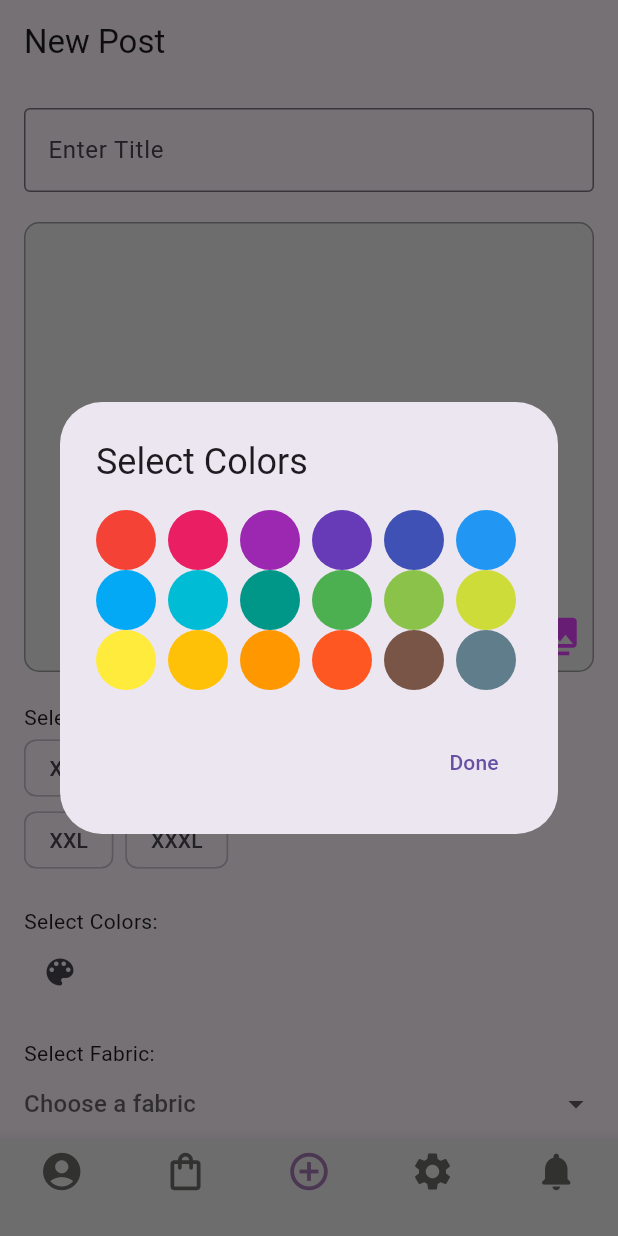
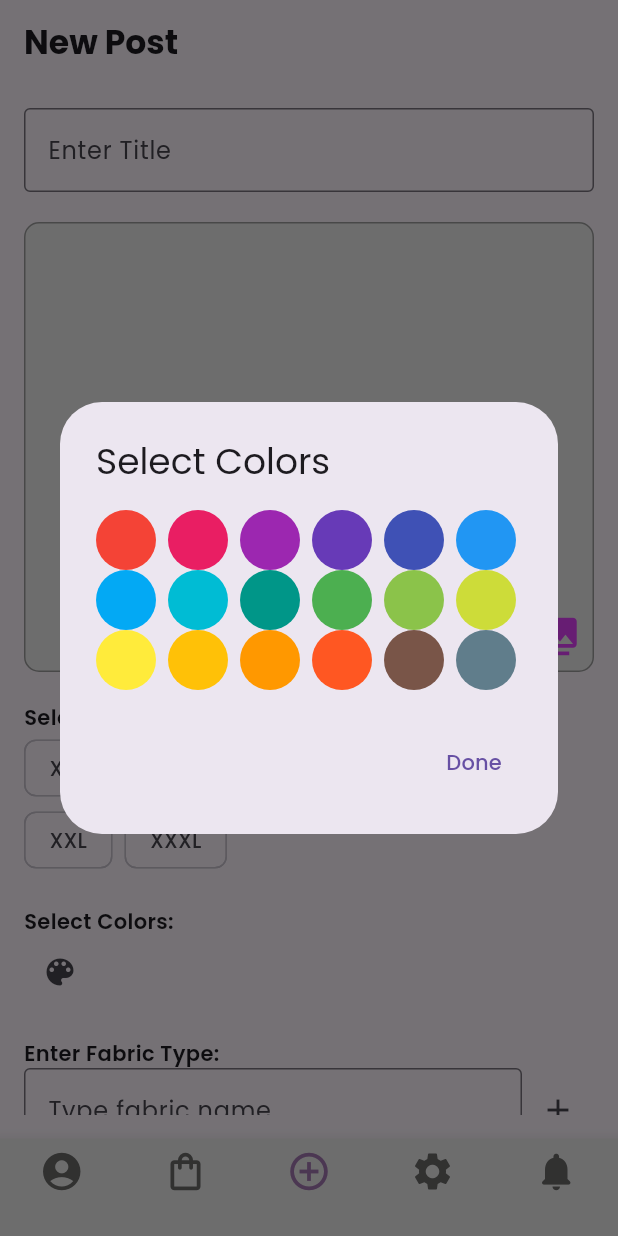
Before and after one commit to amnaza02/tailorprofile2, a Flutter app: the screen it shows after launch, item 3 of the bottom bar chosen, after a tap on the "color lens" icon, on a phone screen of 412 x 824 dp. Run offline on Flutter 3.47's test engine with Material 3 defaults, Android fonts, the phone set to English and light mode, and no system bars; our stand-ins replace google_fonts, image_picker.

Commit message:
تحديثات على صفحات التطبيق

```diff
--- a/lib/screens/post_new_work.dart
+++ b/lib/screens/post_new_work.dart
@@ -1,6 +1,7 @@
 import 'dart:typed_data';
 import 'package:flutter/material.dart';
 import 'package:image_picker/image_picker.dart';
+import 'package:google_fonts/google_fonts.dart';
 
 class NewPostScreen extends StatefulWidget {
   const NewPostScreen({Key? key}) : super(key: key);
@@ -19,8 +20,8 @@ class _NewPostScreenState extends State<NewPostScreen> {
   List<Color> colors = Colors.primaries;
   List<Color> selectedColors = [];
 
-  List<String> fabrics = ['Cotton', 'Silk', 'Denim', 'Linen', 'Wool', 'Polyester'];
   List<String> selectedFabrics = [];
+  TextEditingController fabricController = TextEditingController();
 
   TextEditingController titleController = TextEditingController();
   TextEditingController detailsController = TextEditingController();
@@ -40,7 +41,7 @@ class _NewPostScreenState extends State<NewPostScreen> {
       context: context,
       builder: (context) {
         return AlertDialog(
-          title: const Text("Select Colors"),
+          title: Text("Select Colors", style: GoogleFonts.poppins()),
           content: SingleChildScrollView(
             child: Wrap(
               spacing: 8.0,
@@ -49,11 +50,7 @@ class _NewPostScreenState extends State<NewPostScreen> {
                 return GestureDetector(
                   onTap: () {
                     setState(() {
-                      if (isSelected) {
-                        selectedColors.remove(color);
-                      } else {
-                        selectedColors.add(color);
-                      }
+                      isSelected ? selectedColors.remove(color) : selectedColors.add(color);
                     });
                   },
                   child: Container(
@@ -62,10 +59,7 @@ class _NewPostScreenState extends State<NewPostScreen> {
                     decoration: BoxDecoration(
                       color: color,
                       shape: BoxShape.circle,
-                      border: Border.all(
-                        color: isSelected ? Colors.black : Colors.transparent,
-                        width: 2,
-                      ),
+                      border: Border.all(color: isSelected ? Colors.black : Colors.transparent, width: 2),
                     ),
                     child: isSelected ? const Icon(Icons.check, color: Colors.white) : null,
                   ),
@@ -76,7 +70,7 @@ class _NewPostScreenState extends State<NewPostScreen> {
           actions: [
             TextButton(
               onPressed: () => Navigator.pop(context),
-              child: const Text("Done"),
+              child: Text("Done", style: GoogleFonts.poppins()),
             ),
           ],
         );
@@ -87,7 +81,7 @@ class _NewPostScreenState extends State<NewPostScreen> {
   @override
   Widget build(BuildContext context) {
     return Scaffold(
-      appBar: AppBar(title: const Text("New Post")),
+      appBar: AppBar(title: Text("New Post", style: GoogleFonts.poppins(fontWeight: FontWeight.bold))),
       body: Padding(
         padding: const EdgeInsets.all(16.0),
         child: SingleChildScrollView(
@@ -96,9 +90,10 @@ class _NewPostScreenState extends State<NewPostScreen> {
             children: [
               TextField(
                 controller: titleController,
-                decoration: const InputDecoration(
+                decoration: InputDecoration(
                   border: OutlineInputBorder(),
                   hintText: "Enter Title",
+                  hintStyle: GoogleFonts.poppins(),
                 ),
               ),
               const SizedBox(height: 20),
@@ -114,7 +109,7 @@ class _NewPostScreenState extends State<NewPostScreen> {
                       color: Colors.grey[200],
                     ),
                     child: _imageBytes == null
-                        ? const Center(child: Text("There is no image"))
+                        ? Center(child: Text("There is no image", style: GoogleFonts.poppins()))
                         : ClipRRect(
                             borderRadius: BorderRadius.circular(10),
                             child: Image.memory(
@@ -131,12 +126,12 @@ class _NewPostScreenState extends State<NewPostScreen> {
               ),
               const SizedBox(height: 20),
 
-              const Text("Select Sizes:"),
+              Text("Select Sizes:", style: GoogleFonts.poppins(fontWeight: FontWeight.w600)),
               Wrap(
                 spacing: 8.0,
                 children: sizes.map((size) {
                   return ChoiceChip(
-                    label: Text(size),
+                    label: Text(size, style: GoogleFonts.poppins()),
                     selected: selectedSizes.contains(size),
                     onSelected: (selected) {
                       setState(() {
@@ -148,7 +143,7 @@ class _NewPostScreenState extends State<NewPostScreen> {
               ),
               const SizedBox(height: 20),
 
-              const Text("Select Colors:"),
+              Text("Select Colors:", style: GoogleFonts.poppins(fontWeight: FontWeight.w600)),
               Wrap(
                 spacing: 8.0,
                 children: selectedColors.map((color) {
@@ -169,28 +164,37 @@ class _NewPostScreenState extends State<NewPostScreen> {
               ),
               const SizedBox(height: 20),
 
-              const Text("Select Fabric:"),
-              DropdownButtonFormField<String>(
-                hint: const Text("Choose a fabric"),
-                isExpanded: true,
-                items: fabrics.map((String fabric) {
-                  return DropdownMenuItem<String>(
-                    value: fabric,
-                    child: Text(fabric),
-                  );
-                }).toList(),
-                onChanged: (String? newValue) {
-                  if (newValue != null && !selectedFabrics.contains(newValue)) {
-                    setState(() {
-                      selectedFabrics.add(newValue);
-                    });
-                  }
-                },
+              Text("Enter Fabric Type:", style: GoogleFonts.poppins(fontWeight: FontWeight.w600)),
+              Row(
+                children: [
+                  Expanded(
+                    child: TextField(
+                      controller: fabricController,
+                      decoration: InputDecoration(
+                        border: OutlineInputBorder(),
+                        hintText: "Type fabric name...",
+                        hintStyle: GoogleFonts.poppins(),
+                      ),
+                    ),
+                  ),
+                  IconButton(
+                    icon: const Icon(Icons.add),
+                    onPressed: () {
+                      String newFabric = fabricController.text.trim();
+                      if (newFabric.isNotEmpty && !selectedFabrics.contains(newFabric)) {
+                        setState(() {
+                          selectedFabrics.add(newFabric);
+                          fabricController.clear();
+                        });
+                      }
+                    },
+                  ),
+                ],
               ),
               Wrap(
                 children: selectedFabrics.map((fabric) {
                   return Chip(
-                    label: Text(fabric),
+                    label: Text(fabric, style: GoogleFonts.poppins()),
                     onDeleted: () {
                       setState(() {
                         selectedFabrics.remove(fabric);
@@ -201,13 +205,14 @@ class _NewPostScreenState extends State<NewPostScreen> {
               ),
               const SizedBox(height: 20),
 
-              const Text("Description:"),
+              Text("Description:", style: GoogleFonts.poppins(fontWeight: FontWeight.w600)),
               TextField(
                 controller: detailsController,
                 maxLines: 3,
-                decoration: const InputDecoration(
+                decoration: InputDecoration(
                   border: OutlineInputBorder(),
                   hintText: "Write more details...",
+                  hintStyle: GoogleFonts.poppins(),
                 ),
               ),
               const SizedBox(height: 20),
@@ -216,7 +221,7 @@ class _NewPostScreenState extends State<NewPostScreen> {
                 width: double.infinity,
                 child: ElevatedButton(
                   onPressed: () {},
-                  child: const Text("Post"),
+                  child: Text("Post", style: GoogleFonts.poppins(fontWeight: FontWeight.bold)),
                 ),
               ),
             ],
--- a/lib/tailor_profile_page.dart
+++ b/lib/tailor_profile_page.dart
@@ -1,5 +1,6 @@
 import 'package:flutter/material.dart';
 import 'package:google_fonts/google_fonts.dart';
+import 'package:flutter_staggered_grid_view/flutter_staggered_grid_view.dart';
 import 'screens/customer_list.dart';
 
 class TailorProfilePage extends StatefulWidget {
@@ -11,31 +12,37 @@ class TailorProfilePage extends StatefulWidget {
 
 class TailorProfilePageState extends State<TailorProfilePage> {
   final GlobalKey<ScaffoldState> _scaffoldKey = GlobalKey<ScaffoldState>();
+  final List<String> portfolioImages = [
+    'images/1.jpg',
+    'images/2.jpg',
+    'images/3.jpg',
+    'images/4.jpg',
+    'images/5.jpg',
+    'images/6.jpg',
+    'images/8.jpg',
+  ];
 
   @override
   Widget build(BuildContext context) {
     return Scaffold(
       key: _scaffoldKey,
-      backgroundColor: Colors.grey[200], // Background color of the page
-      body: SingleChildScrollView( // Enables scrolling if needed
+      backgroundColor: Colors.grey[200],
+      body: SingleChildScrollView(
         child: Column(
           children: [
-            // Stack to display cover image and profile picture
             Stack(
               clipBehavior: Clip.none,
               alignment: Alignment.topCenter,
               children: [
-                // Cover image
                 Container(
                   height: 180,
                   decoration: const BoxDecoration(
                     image: DecorationImage(
-                      image: AssetImage('images/6.jpg'), // Cover image
-                      fit: BoxFit.cover, // Covers the entire container
+                      image: AssetImage('images/6.jpg'),
+                      fit: BoxFit.cover,
                     ),
                   ),
                 ),
-                // Profile picture positioned over the cover image
                 Positioned(
                   bottom: -40,
                   child: Container(
@@ -44,11 +51,11 @@ class TailorProfilePageState extends State<TailorProfilePage> {
                     decoration: BoxDecoration(
                       shape: BoxShape.circle,
                       color: Colors.white,
-                      border: Border.all(color: Colors.white, width: 3), // White border around the profile picture
+                      border: Border.all(color: Colors.white, width: 3),
                     ),
                     child: ClipOval(
                       child: Image.asset(
-                        'images/2.jpg', // Profile picture
+                        'images/2.jpg',
                         fit: BoxFit.cover,
                       ),
                     ),
@@ -57,50 +64,56 @@ class TailorProfilePageState extends State<TailorProfilePage> {
               ],
             ),
             const SizedBox(height: 50),
-
-            // Username text
             Text(
               "Username",
               style: GoogleFonts.poppins(fontSize: 20, fontWeight: FontWeight.bold),
             ),
             const SizedBox(height: 5),
-
-            // Tailor description
             Text(
               "Skilled tailor creating custom clothing with a perfect fit and unique style.",
               textAlign: TextAlign.center,
               style: GoogleFonts.poppins(fontSize: 14, color: Colors.grey),
             ),
             const SizedBox(height: 10),
-
-            // Button to open customer list page
             Row(
               mainAxisAlignment: MainAxisAlignment.center,
               children: [
                 const SizedBox(width: 10),
-                _buildTextButton(context, const CustomerList()), // Navigation button to customer list
+                _buildTextButton(context, const CustomerList()),
                 const SizedBox(width: 10),
               ],
             ),
-
-            const Divider(), // Separator line
-
-            // Message indicating where  posts will be displayed
-            Container(
-              padding: const EdgeInsets.all(16.0),
-              alignment: Alignment.center,
-              child: Text(
-                "Your uploaded work will appear here.", // Informational message
-                style: GoogleFonts.poppins(fontSize: 14, color: Colors.grey),
-              ),
-            ),
+            const Divider(),
+            _buildPortfolioGrid(),
           ],
         ),
       ),
     );
   }
 
-  //  button  navigates to Customer list
+  Widget _buildPortfolioGrid() {
+    return Padding(
+      padding: const EdgeInsets.all(8.0),
+      child: MasonryGridView.count(
+        shrinkWrap: true,
+        physics: const NeverScrollableScrollPhysics(),
+        crossAxisCount: 2,
+        mainAxisSpacing: 8,
+        crossAxisSpacing: 8,
+        itemCount: portfolioImages.length,
+        itemBuilder: (context, index) {
+          return ClipRRect(
+            borderRadius: BorderRadius.circular(10),
+            child: Image.asset(
+              portfolioImages[index],
+              fit: BoxFit.cover,
+            ),
+          );
+        },
+      ),
+    );
+  }
+
   Widget _buildTextButton(BuildContext context, Widget page) {
     return GestureDetector(
       onTap: () {
@@ -110,10 +123,10 @@ class TailorProfilePageState extends State<TailorProfilePage> {
         padding: const EdgeInsets.symmetric(horizontal: 16, vertical: 10),
         decoration: BoxDecoration(
           borderRadius: BorderRadius.circular(25),
-          color: const Color.fromARGB(255, 163, 119, 178), // Button color
+          color: const Color.fromARGB(255, 163, 119, 178),
         ),
         child: Text(
-          "Customer", // Button text
+          "Customer",
           style: GoogleFonts.poppins(fontSize: 16, color: Colors.white),
         ),
       ),
--- a/pubspec.yaml
+++ b/pubspec.yaml
@@ -37,7 +37,7 @@ dependencies:
   cupertino_icons: ^1.0.8
   google_fonts: ^6.2.1
   image_picker: ^1.1.2
-
+  flutter_staggered_grid_view: ^0.7.0
 
 
 
```
Also changed, not shown: lib/screens/privacy_page.dart (+38 -23 lines), lib/screens/update_order.dart (+38 -46 lines), pubspec.lock.
